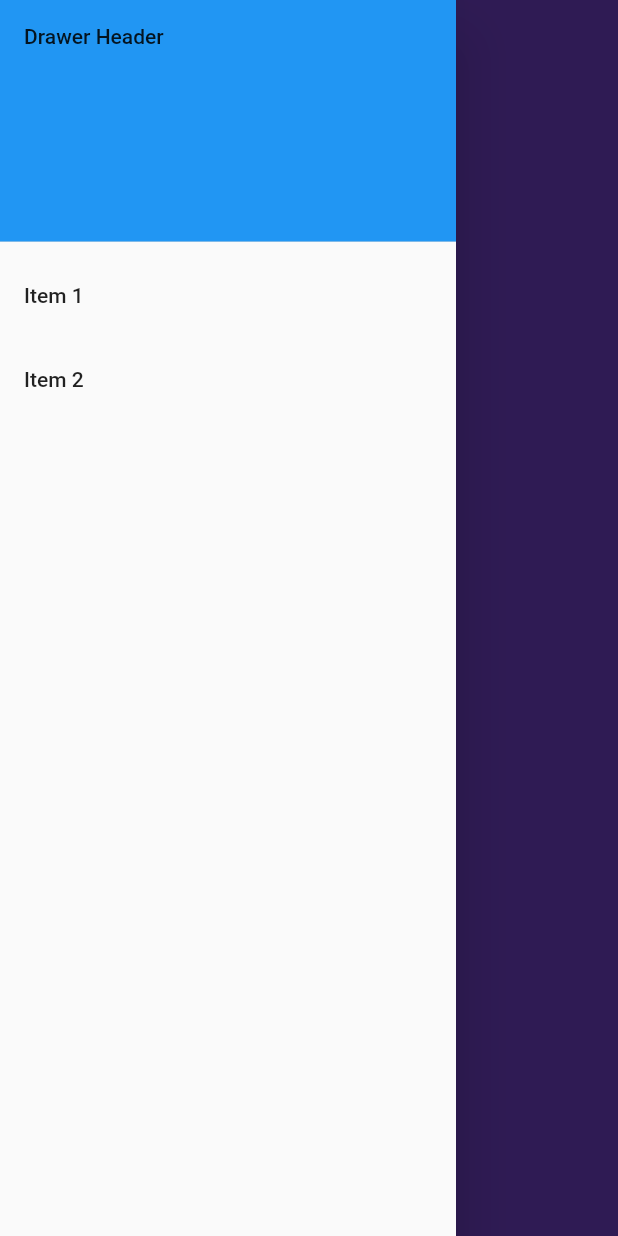
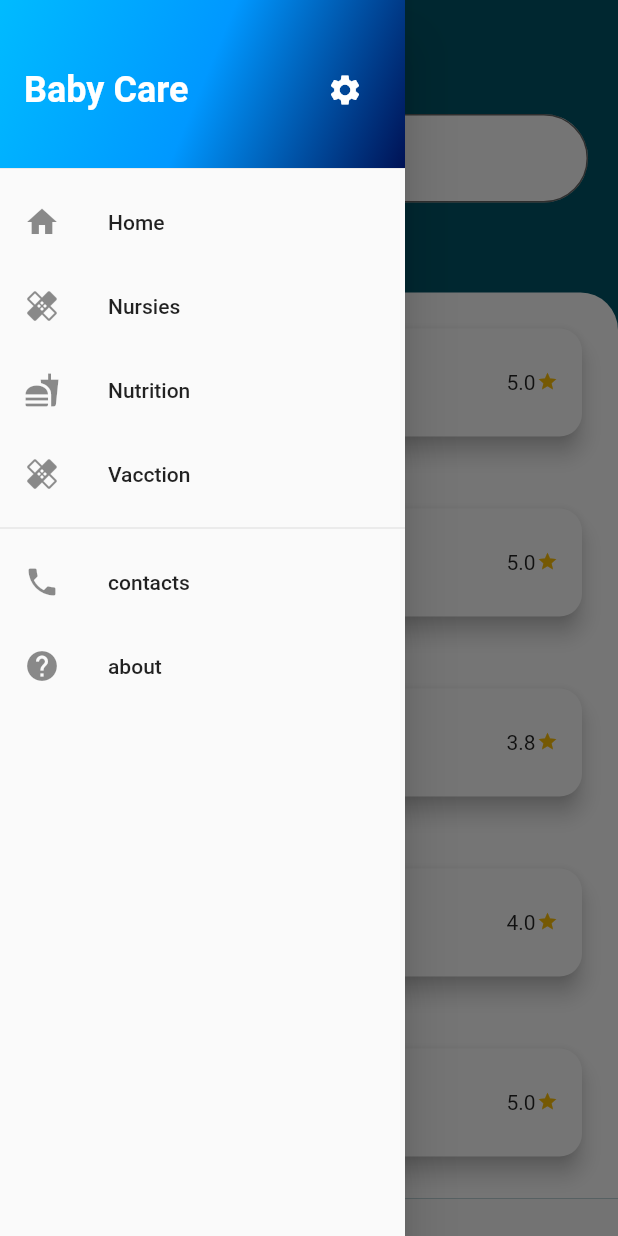
Before and after one commit to AbdallahRehab/graduation-project, a Flutter app: the screen it shows after launch, with the side drawer open, on a phone screen of 412 x 824 dp. Run offline on Flutter 3.47's test engine with Material 2 defaults, Android fonts, the phone set to English and light mode, and no system bars.

Commit message:
Nuresies Screens

```diff
--- a/lib/Screens/nureiesScreen.dart
+++ b/lib/Screens/nureiesScreen.dart
@@ -1,5 +1,6 @@
 import 'package:flutter/material.dart';
-import 'package:graduteproject/components/myBar.dart';
+import 'package:graduteproject/components/nursiesBody.dart';
+import 'package:graduteproject/components/MySideBar.dart';
 
 class NurseiesScreen extends StatefulWidget {
   @override
@@ -10,35 +11,21 @@ class _NurseiesScreenState extends State<NurseiesScreen> {
   @override
   Widget build(BuildContext context) {
     return Scaffold(
-       body: MyBar(),
-      drawer: Drawer(
-        child: ListView(
-          // Important: Remove any padding from the ListView.
-          padding: EdgeInsets.zero,
-          children: <Widget>[
-            DrawerHeader(
-              child: Text('Drawer Header'),
-              decoration: BoxDecoration(
-                color: Colors.blue,
+      appBar:  AppBar(
+          backgroundColor: Color(0XFF015668),
+          elevation: 0,
+          title: Padding(
+            padding: EdgeInsets.only(right: 50),
+            child: Center(
+              child: Text(
+                  "Nurseies",style: TextStyle(color: Colors.white,fontWeight: FontWeight.w600,fontSize: 25)
               ),
             ),
-            ListTile(
-              title: Text('Item 1'),
-              onTap: () {
-                // Update the state of the app.
-                // ...
-              },
-            ),
-            ListTile(
-              title: Text('Item 2'),
-              onTap: () {
-                // Update the state of the app.
-                // ...
-              },
-            ),
-          ],
-        ),
+          )
       ),
+      drawer: MySideBar(),
+        body: MyBody(),
+
 
     );
   }
--- /dev/null
+++ b/lib/components/MySideBar.dart
@@ -0,0 +1,65 @@
+import 'package:flutter/material.dart';
+
+class MySideBar extends StatelessWidget {
+  @override
+  Widget build(BuildContext context) {
+    return Container(
+      width: 270,
+      child: Drawer(
+        child: ListView(
+          children: <Widget>[
+            Container(
+              height: 120,
+              child: DrawerHeader(
+              child: Row(
+                mainAxisAlignment: MainAxisAlignment.spaceBetween,
+                children: <Widget>[
+                  Container(
+                    alignment: Alignment.centerLeft,
+                    child: Text(
+                      "Baby Care",
+                      style: TextStyle(color:Colors.white,fontWeight: FontWeight.bold,fontSize: 24),
+                    ),
+                  ),
+                  IconButton(icon: Icon(Icons.settings,color: Colors.white,), onPressed: (){})
+
+                ],
+
+              ),
+              decoration: BoxDecoration(
+                  gradient: LinearGradient(
+                    begin: Alignment.topLeft,
+                    end: Alignment.bottomRight,
+                    colors: [Color(0XFF00BBFF),Color(0XFF0098FF),Color(0XFF001255)],
+                  )
+
+              ),
+          ),
+            ),
+
+            drawerItems(context, Icons.home, "Home"),
+            drawerItems(context, Icons.healing, "Nursies"),
+            drawerItems(context, Icons.fastfood, "Nutrition"),
+            drawerItems(context, Icons.healing, "Vacction"),
+            Divider(),
+            drawerItems(context, Icons.phone, "contacts"),
+            drawerItems(context, Icons.help, "about")
+
+          ],
+        ),
+
+      ),
+    );
+
+
+  }
+}
+Widget drawerItems(BuildContext,IconData icon,String name){
+  return InkWell(
+    onTap: (){},
+    child: ListTile(
+      leading: Icon(icon),
+      title: Text(name,),
+    ),
+  );
+}
--- a/lib/components/myBar.dart
+++ /dev/null
@@ -1,19 +0,0 @@
-import 'package:flutter/cupertino.dart';
-import 'package:flutter/material.dart';
-class MyBar extends StatelessWidget {
-  @override
-  Widget build(BuildContext context) {
-    return Container(
-      color: Colors.deepPurple,
-      alignment: Alignment.topCenter,
-      child: Column(
-        children: <Widget>[
-          Padding(
-            padding: EdgeInsets.only(top: 40,bottom: 15),
-            child: Text("Nurseies",style: TextStyle(color: Colors.white,fontWeight: FontWeight.w900,fontSize: 40),),
-          ),
-        ],
-      ),
-    );
-  }
-}
--- /dev/null
+++ b/lib/components/nursiesBody.dart
@@ -0,0 +1,106 @@
+import 'package:flutter/cupertino.dart';
+import 'package:flutter/material.dart';
+import 'package:graduteproject/Screens/hospitalDetails.dart';
+class MyBody extends StatelessWidget {
+  TextEditingController _textFieldController = TextEditingController();
+  @override
+  Widget build(BuildContext context) {
+    return
+        SingleChildScrollView(
+          child: Container(
+            decoration: BoxDecoration(
+              color: Color(0XFF015668),
+//              gradient: LinearGradient(
+//                begin: Alignment.topCenter,
+//                  end: Alignment.bottomCenter,
+//                  colors: [Color(0XFF00BBFF),Color(0XFF0098FF),Color(0XFF001255)],
+
+            ),
+            child: Column(
+              children: <Widget>[
+                Container(
+
+
+                    padding: EdgeInsets.fromLTRB(20, 20, 20, 30),
+                  child: TextField(
+                    maxLines: 1,
+                      controller: _textFieldController,
+                    decoration: InputDecoration(
+                      //Add th Hint text here.
+                      hintText: "Enter Hospital",
+                      fillColor: Colors.white,
+                      filled: true,
+                      prefixIcon: Icon(Icons.search),
+
+                      border: OutlineInputBorder(
+                          borderRadius: BorderRadius.circular(50.0)
+
+                  ),
+
+                ),
+
+                  )),
+                SizedBox(height: 30,),
+                Container(
+                  height: MediaQuery.of(context).size.height - 220,
+                  decoration: BoxDecoration(
+                    color: Colors.white,
+                    borderRadius: BorderRadius.only(topLeft: Radius.circular(25),topRight: Radius.circular(25))
+                  ),
+
+                  child: ListView(
+                    children: <Widget>[
+                      myListTile(context, "Cairo", "Hospital1", 5),
+                      myListTile(context, "Cairo", "Hospital2", 5),
+                      myListTile(context, "Cairo", "Hospital3", 3.8),
+                      myListTile(context, "Cairo", "Hospital4", 4),
+                      myListTile(context, "Cairo", "Hospital1", 5),
+                      myListTile(context, "Cairo", "Hospital2", 5),
+                      myListTile(context, "Cairo", "Hospital3", 3.8),
+                      myListTile(context, "Cairo", "Hospital4", 4),
+
+
+                    ],
+                  ),
+                )
+              ],
+
+            ),
+          ),
+        );
+
+  }
+}
+Widget myListTile(BuildContext context,String city,String name,double rate){
+  return Padding(
+    padding: EdgeInsets.all(20),
+    child: Container(
+      height: 80,
+      child: Card(
+        shape: RoundedRectangleBorder(
+          borderRadius: BorderRadius.circular(15)
+        ),
+        elevation: 6.0,
+        child: InkWell(
+          onTap: (){
+            Navigator.push(context, MaterialPageRoute(builder: (context)=> HospitalDetails(name: name,city: city,rate: rate,)));
+          },
+          child: ListTile(
+            leading: Icon(Icons.local_hospital,size: 35,),
+            title: Text(name,style: TextStyle(color: Color(0XFF015668)),),
+            subtitle: Text(city,style: TextStyle(color: Color(0XFFFFC107)),),
+            trailing: Wrap(
+              spacing: 1,
+              children: <Widget>[
+                Text(rate.toString()),
+                Icon(Icons.star,color:  Color(0XFFFFC107),size: 14,),
+              ],)
+
+
+
+          ),
+        ),
+      ),
+    ),
+  );
+}
--- a/lib/main.dart
+++ b/lib/main.dart
@@ -9,6 +9,7 @@ class MyApp extends StatelessWidget {
   Widget build(BuildContext context) {
     return MaterialApp(
       home: NurseiesScreen(),
+      debugShowCheckedModeBanner: false,
 
     );
 
--- a/pubspec.yaml
+++ b/pubspec.yaml
@@ -19,6 +19,7 @@ environment:
 dependencies:
   flutter:
     sdk: flutter
+  sliver_fab: ^1.0.0
 
   # The following adds the Cupertino Icons font to your application.
   # Use with the CupertinoIcons class for iOS style icons.
```
Also changed, not shown: lib/Screens/hospitalDetails.dart (added, +31 -0 lines), lib/components/hospitalBody.dart (added, +94 -0 lines), pubspec.lock, 1 other file.
